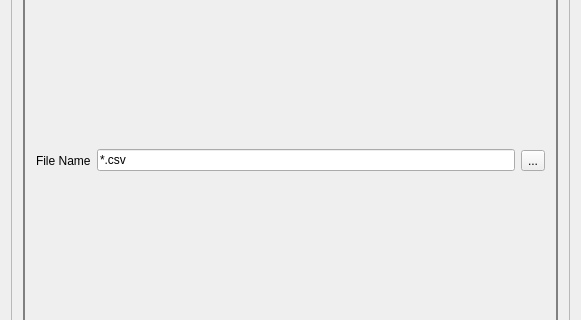
Qt form point_spectra_gui/ui/UI Files/01_mainwindow_get_data.ui (tisaconundrum2/PySAT-GUI) before a commit; both pictures show x 0 to 581 and y 239 to 559 of the 581 by 843 pixel window.
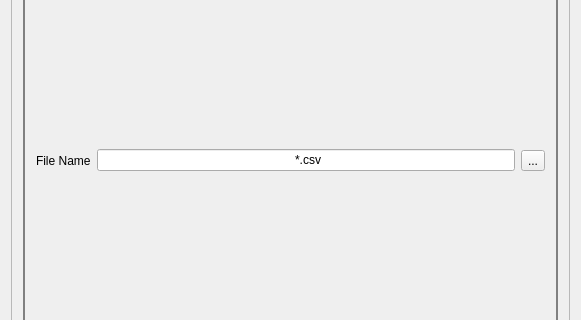
The same form after that commit.

What changed in the file:
```diff
--- a/point_spectra_gui/ui/UI Files/01_mainwindow_get_data.ui
+++ b/point_spectra_gui/ui/UI Files/01_mainwindow_get_data.ui
@@ -70,7 +70,9 @@
            <item>
             <widget class="QLineEdit" name="get_data_line_edit">
              <property name="text">
-              <string extracomment="Make this change whenever a new file is selected">*.csv</string>
+                                                        <string extracomment="Make this change whenever a new file is selected">
+                                                            *.csv
+                                                        </string>
              </property>
              <property name="readOnly">
               <bool>true</bool>
```
Left out of the diff: 16 changed lines with no effect on the pictures. Lines whose indentation alone changed are shown as unchanged.
